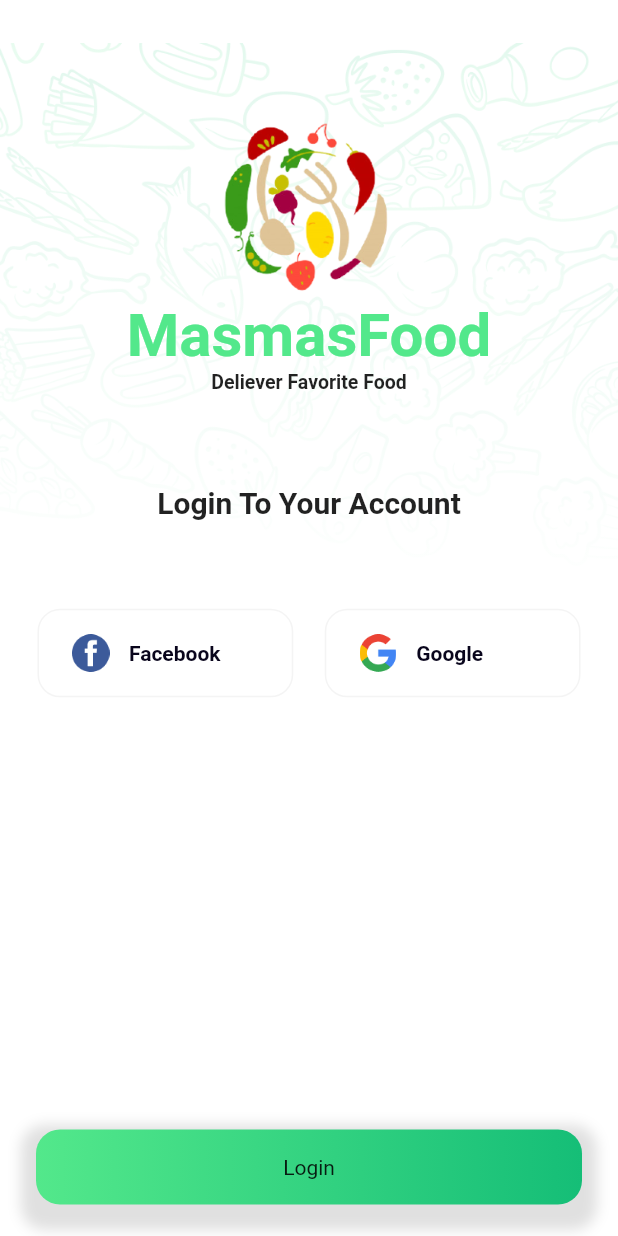
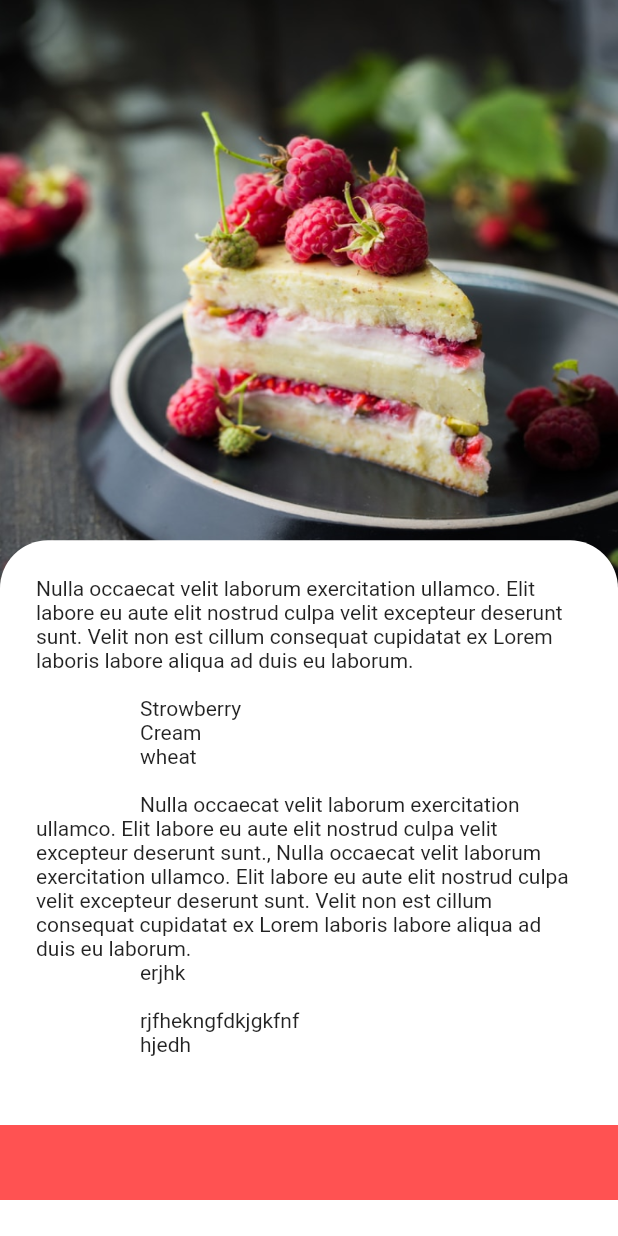
Before and after one commit to Abdusamad98/flutter_najot_8, a Flutter app: the screen it shows after launch, on a phone screen of 412 x 824 dp. Run offline on Flutter 3.47's test engine with Material 2 defaults, Android fonts, the phone set to English and light mode, and no system bars.

Commit message:
some changes

```diff
--- a/lib/main.dart
+++ b/lib/main.dart
@@ -1,5 +1,6 @@
 import 'package:flutter/material.dart';
 import 'package:flutter_najot_8/ui/home_screen/home_screen.dart';
+import 'package:flutter_najot_8/ui/home_work/home_work_screen.dart';
 
 void main() {
   runApp(App());
@@ -12,7 +13,7 @@ class App extends StatelessWidget {
   Widget build(BuildContext context) {
     return MaterialApp(
       debugShowCheckedModeBanner: false,
-      home:HomeScreen()
+      home:HomeWorkScreen()
     );
   }
 }
--- /dev/null
+++ b/lib/ui/home_work/home_work_screen.dart
@@ -0,0 +1,101 @@
+import 'package:flutter/material.dart';
+import 'package:flutter_najot_8/utils/my_icons.dart';
+
+import '../../utils/my_colors.dart';
+
+class HomeWorkScreen extends StatelessWidget {
+  const HomeWorkScreen({Key? key}) : super(key: key);
+
+  @override
+  Widget build(BuildContext context) {
+    double height = MediaQuery.of(context).size.height;
+    double width = MediaQuery.of(context).size.width;
+    return Scaffold(
+      body: Stack(
+        children: [
+          Column(
+            children: [
+              Image.asset(
+                MyIcons.menu,
+                height: height * (442 / 812),
+                width: double.infinity,
+                fit: BoxFit.fill,
+              ),
+              Spacer(),
+            ],
+          ),
+          Align(
+            alignment: Alignment.bottomCenter,
+            child: Container(
+              height: height * (457 / 812),
+              decoration: const BoxDecoration(
+                color: Colors.white,
+                borderRadius: BorderRadius.only(
+                  topLeft: Radius.circular(32),
+                  topRight: Radius.circular(32),
+                ),
+              ),
+              child: Stack(
+                children: [
+                  const Padding(
+                    padding: EdgeInsets.all(24),
+                    child: Column(
+                      children: [
+                        Text(
+                            '''Nulla occaecat velit laborum exercitation ullamco. Elit labore eu aute elit nostrud culpa velit excepteur deserunt sunt. Velit non est cillum consequat cupidatat ex Lorem laboris labore aliqua ad duis eu laborum.
+
+                    Strowberry
+                    Cream
+                    wheat
+
+                    Nulla occaecat velit laborum exercitation ullamco. Elit labore eu aute elit nostrud culpa velit excepteur deserunt sunt., Nulla occaecat velit laborum exercitation ullamco. Elit labore eu aute elit nostrud culpa velit excepteur deserunt sunt. Velit non est cillum consequat cupidatat ex Lorem laboris labore aliqua ad duis eu laborum.
+                    erjhk
+
+                    rjfhekngfdkjgkfnf
+                    hjedh
+'''),
+                      ],
+                    ),
+                  ),
+                  Align(
+                    alignment: Alignment.bottomCenter,
+                    child: Container(
+                      margin: EdgeInsets.only(bottom: 24),
+                      height: 50,
+                      color: Colors.redAccent,
+                    ),
+                  ),
+                ],
+              ),
+            ),
+          )
+        ],
+      ),
+    );
+  }
+
+  Widget getButton2() => InkWell(
+        onTap: () {},
+        borderRadius: BorderRadius.circular(16),
+        child: Ink(
+          width: double.infinity,
+          height: 50,
+          decoration: BoxDecoration(
+              boxShadow: [
+                BoxShadow(
+                  color: Colors.grey.shade300,
+                  spreadRadius: 10,
+                  blurRadius: 7,
+                  offset: const Offset(0, 7),
+                ),
+              ],
+              borderRadius: BorderRadius.circular(16),
+              color: Colors.red,
+              gradient: LinearGradient(colors: [
+                MyColors.C_53E88B,
+                MyColors.C_15BE77,
+              ])),
+          child: const Center(child: Text("Login")),
+        ),
+      );
+}
--- a/lib/utils/my_icons.dart
+++ b/lib/utils/my_icons.dart
@@ -10,6 +10,7 @@ class MyIcons {
   static const String logo = "assets/images/logo.png";
   static const String facebook = "assets/images/facebook.png";
   static const String google = "assets/images/google.png";
+  static const String menu = "assets/images/menu.png";
 
 
 
```
Also changed, not shown: assets/images/menu.png (added).
